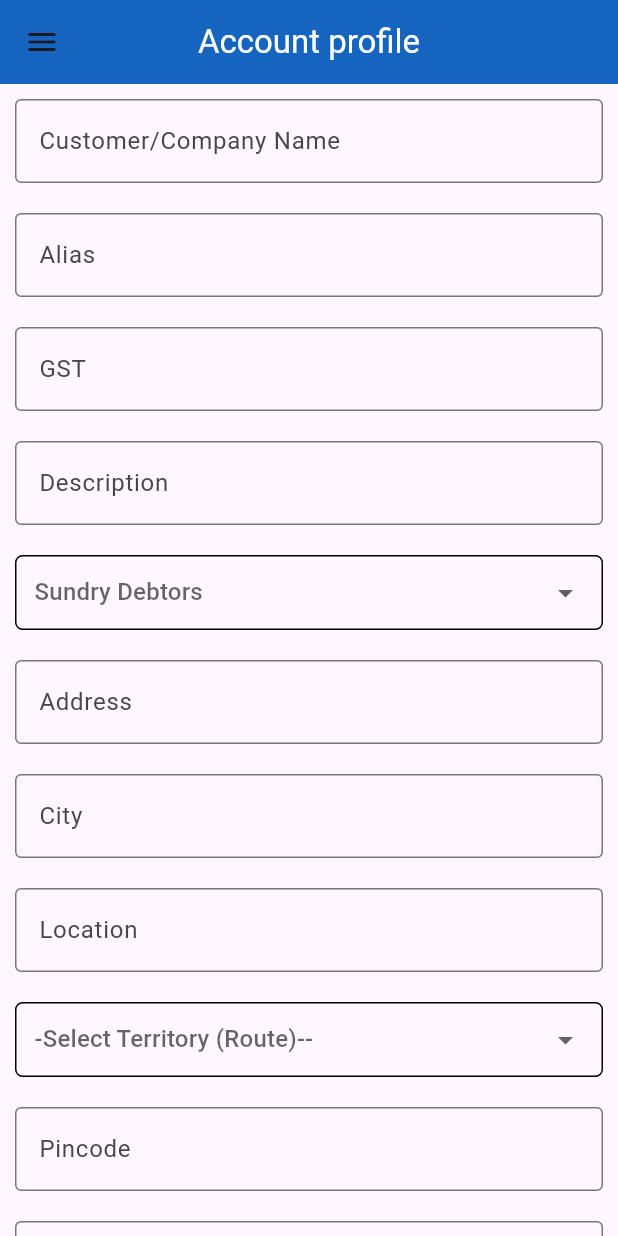
After one commit to hishamponnath/salesnrich_flutter_app, a Flutter app: the Accountprofilecreate screen opened directly, on a phone screen of 412 x 824 dp. The commit adds this screen. Run offline on Flutter 3.47's test engine with Material 3 defaults, Android fonts, the phone set to English and light mode, and no system bars; our stand-ins replace shared_preferences; missing offline and left inert: flutter_phone_direct_caller; accounts and stored records are empty; network calls fail.

Commit message:
account creation screen ui and drakmode icon change

```diff
--- a/lib/main.dart
+++ b/lib/main.dart
@@ -2,10 +2,12 @@ import 'package:flutter/material.dart';
 import 'package:salesnrich_app_flutter/view/splash_view.dart';
 
 void main() {
-  runApp(MyApp());
+  runApp(const MyApp());
 }
 
 class MyApp extends StatefulWidget {
+  const MyApp({super.key});
+
   @override
   _MyAppState createState() => _MyAppState();
 }
@@ -21,6 +23,7 @@ class _MyAppState extends State<MyApp> {
         return MaterialApp(
           debugShowCheckedModeBanner: false,
           theme: ThemeData.light(),
+          //  color: Colors.white,
           darkTheme: ThemeData.dark(),
           themeMode: currentMode,
           home: SplashScreen(
--- /dev/null
+++ b/lib/view/accountcreate_view.dart
@@ -0,0 +1,267 @@
+import 'package:flutter/material.dart';
+import 'package:salesnrich_app_flutter/view/drawer_view.dart';
+
+class Accountprofilecreate extends StatefulWidget {
+  const Accountprofilecreate({super.key});
+
+  @override
+  State<Accountprofilecreate> createState() => _AccountprofilecreateState();
+}
+
+class _AccountprofilecreateState extends State<Accountprofilecreate> {
+  @override
+  Widget build(BuildContext context) {
+    return Scaffold(
+      appBar: AppBar(
+        title: const Text(
+          "Account profile",
+          style: TextStyle(color: Colors.white),
+        ),
+        centerTitle: true,
+        backgroundColor: Colors.blue[800],
+      ),
+      drawer: const Drawer(
+        child: Drawerclass(),
+      ),
+      body: const SingleChildScrollView(
+        child: Column(
+          children: [
+            Padding(
+              padding: EdgeInsets.all(10.0),
+              child: TextField(
+                decoration: InputDecoration(
+                    hintText: "Customer/Company Name",
+                    border: OutlineInputBorder()),
+              ),
+            ),
+            Padding(
+              padding: EdgeInsets.all(10.0),
+              child: TextField(
+                decoration: InputDecoration(
+                    hintText: "Alias", border: OutlineInputBorder()),
+              ),
+            ),
+            Padding(
+              padding: EdgeInsets.all(10.0),
+              child: TextField(
+                decoration: InputDecoration(
+                    hintText: "GST", border: OutlineInputBorder()),
+              ),
+            ),
+            Padding(
+              padding: EdgeInsets.all(10.0),
+              child: TextField(
+                decoration: InputDecoration(
+                    hintText: "Description", border: OutlineInputBorder()),
+              ),
+            ),
+            DemoDropDown(),
+            Padding(
+              padding: EdgeInsets.all(10.0),
+              child: TextField(
+                decoration: InputDecoration(
+                    hintText: "Address", border: OutlineInputBorder()),
+              ),
+            ),
+            Padding(
+              padding: EdgeInsets.all(10.0),
+              child: TextField(
+                decoration: InputDecoration(
+                    hintText: "City", border: OutlineInputBorder()),
+              ),
+            ),
+            Padding(
+              padding: EdgeInsets.all(10.0),
+              child: TextField(
+                decoration: InputDecoration(
+                    hintText: "Location", border: OutlineInputBorder()),
+              ),
+            ),
+            MyDropdownWidget(),
+            Padding(
+              padding: EdgeInsets.all(10.0),
+              child: TextField(
+                decoration: InputDecoration(
+                    hintText: "Pincode", border: OutlineInputBorder()),
+              ),
+            ),
+            Padding(
+              padding: EdgeInsets.all(10.0),
+              child: TextField(
+                decoration: InputDecoration(
+                    hintText: "District", border: OutlineInputBorder()),
+              ),
+            ),
+            Padding(
+              padding: EdgeInsets.all(10.0),
+              child: TextField(
+                decoration: InputDecoration(
+                    hintText: "State", border: OutlineInputBorder()),
+              ),
+            ),
+            Padding(
+              padding: EdgeInsets.all(10.0),
+              child: TextField(
+                decoration: InputDecoration(
+                    hintText: "Phone 1", border: OutlineInputBorder()),
+              ),
+            ),
+            Padding(
+              padding: EdgeInsets.all(10.0),
+              child: TextField(
+                decoration: InputDecoration(
+                    hintText: "Phone 2", border: OutlineInputBorder()),
+              ),
+            ),
+            Padding(
+              padding: EdgeInsets.all(10.0),
+              child: TextField(
+                decoration: InputDecoration(
+                    hintText: "Email 1", border: OutlineInputBorder()),
+              ),
+            ),
+            Padding(
+              padding: EdgeInsets.all(10.0),
+              child: TextField(
+                decoration: InputDecoration(
+                    hintText: "Email 2", border: OutlineInputBorder()),
+              ),
+            ),
+            SizedBox(
+              height: 10,
+            ),
+            Text(
+              "Contact Person Details :",
+              style: TextStyle(fontWeight: FontWeight.bold),
+            ),
+            Padding(
+              padding: EdgeInsets.all(10.0),
+              child: TextField(
+                decoration: InputDecoration(
+                    hintText: "Name , Designation",
+                    border: OutlineInputBorder()),
+              ),
+            ),
+            Padding(
+              padding: EdgeInsets.all(10.0),
+              child: TextField(
+                decoration: InputDecoration(
+                    hintText: "Phone", border: OutlineInputBorder()),
+              ),
+            ),
+            Padding(
+              padding: EdgeInsets.all(10.0),
+              child: TextField(
+                decoration: InputDecoration(
+                    hintText: "Do u  have any Business Partner",
+                    border: OutlineInputBorder()),
+              ),
+            ),
+            Padding(
+              padding: EdgeInsets.all(10.0),
+              child: TextField(
+                decoration: InputDecoration(
+                    hintText: "How much is your monthly turnover",
+                    border: OutlineInputBorder()),
+              ),
+            ),
+            Padding(
+              padding: EdgeInsets.all(10.0),
+              child: TextField(
+                decoration: InputDecoration(
+                    hintText: "Do u have any other branches",
+                    border: OutlineInputBorder()),
+              ),
+            ),
+          ],
+        ),
+      ),
+    );
+  }
+}
+
+class MyDropdownWidget extends StatefulWidget {
+  const MyDropdownWidget({super.key});
+
+  @override
+  _MyDropdownWidgetState createState() => _MyDropdownWidgetState();
+}
+
+class _MyDropdownWidgetState extends State<MyDropdownWidget> {
+  String? selectedValue;
+  List<String> items = ["1", "2", "3"];
+
+  @override
+  Widget build(BuildContext context) {
+    return Padding(
+      padding: const EdgeInsets.all(10.0),
+      child: Container(
+        decoration: BoxDecoration(
+          border: Border.all(color: Colors.black),
+          borderRadius: BorderRadius.circular(5.0),
+        ),
+        padding: const EdgeInsets.symmetric(horizontal: 12.0),
+        child: DropdownButton<String>(
+          isExpanded: true,
+          hint: const Text("-Select Territory (Route)--"),
+          value: selectedValue,
+          items: items.map((String item) {
+            return DropdownMenuItem<String>(
+              value: item,
+              child: Text(item),
+            );
+          }).toList(),
+          onChanged: (String? newValue) {
+            setState(() {
+              selectedValue = newValue;
+            });
+          },
+          underline: const SizedBox.shrink(), // Remove the default underline
+        ),
+      ),
+    );
+  }
+}
+
+class DemoDropDown extends StatefulWidget {
+  const DemoDropDown({super.key});
+
+  @override
+  _DemoDropDownState createState() => _DemoDropDownState();
+}
+
+class _DemoDropDownState extends State<DemoDropDown> {
+  String? selectedValue;
+  List<String> items = ["1", "2", "3"];
+
+  @override
+  Widget build(BuildContext context) {
+    return Padding(
+      padding: const EdgeInsets.all(10.0),
+      child: Container(
+        decoration: BoxDecoration(
+          border: Border.all(color: Colors.black),
+          borderRadius: BorderRadius.circular(5.0),
+        ),
+        padding: const EdgeInsets.symmetric(horizontal: 12.0),
+        child: DropdownButton<String>(
+          isExpanded: true,
+          hint: const Text("Sundry Debtors"),
+          value: selectedValue,
+          items: items.map((String item) {
+            return DropdownMenuItem<String>(
+              value: item,
+              child: Text(item),
+            );
+          }).toList(),
+          onChanged: (String? newValue) {
+            setState(() {
+              selectedValue = newValue;
+            });
+          },
+          underline: const SizedBox.shrink(), // Remove the default underline
+        ),
+      ),
+    );
+  }
+}
--- a/lib/view/accountprofile_view.dart
+++ b/lib/view/accountprofile_view.dart
@@ -5,6 +5,7 @@ import 'package:salesnrich_app_flutter/model/accountprofilemodel.dart';
 import 'package:salesnrich_app_flutter/model/territoriesmodel.dart';
 import 'package:salesnrich_app_flutter/service/accountprofile_service.dart';
 import 'package:salesnrich_app_flutter/service/territories_service.dart';
+import 'package:salesnrich_app_flutter/view/accountcreate_view.dart';
 import 'package:salesnrich_app_flutter/view/drawer_view.dart';
 import 'package:flutter_phone_direct_caller/flutter_phone_direct_caller.dart';
 
@@ -197,7 +198,14 @@ class _AccountProfileState extends State<AccountProfile> {
             Icons.add,
             color: Colors.white,
           ),
-          onPressed: () async {}),
+          onPressed: ()  {
+Navigator.of(context).push(
+              MaterialPageRoute(
+                builder: (context) => Accountprofilecreate()
+              ),
+            );
+
+          }),
     );
   }
 }
--- a/lib/view/home_view.dart
+++ b/lib/view/home_view.dart
@@ -17,12 +17,14 @@ class _HomeScreenState extends State<HomeScreen>
     with SingleTickerProviderStateMixin {
   late TabController _tabController;
   late ValueNotifier<double> _indicatorPositionNotifier;
+  late ValueNotifier<ThemeMode> _themeModeNotifier;
 
   @override
   void initState() {
     super.initState();
     _tabController = TabController(length: 3, vsync: this);
     _indicatorPositionNotifier = ValueNotifier<double>(0.0);
+    _themeModeNotifier = ValueNotifier<ThemeMode>(ThemeMode.light);
 
     _tabController.addListener(() {
       if (_tabController.indexIsChanging) {
@@ -35,6 +37,7 @@ class _HomeScreenState extends State<HomeScreen>
   void dispose() {
     _tabController.dispose();
     _indicatorPositionNotifier.dispose();
+    _themeModeNotifier.dispose();
     super.dispose();
   }
 
@@ -45,13 +48,25 @@ class _HomeScreenState extends State<HomeScreen>
         backgroundColor: Colors.blue[800],
         title: const Text("Hisham"),
         actions: [
-          IconButton(
-            icon: const Icon(Icons.brightness_6),
+          ValueListenableBuilder<ThemeMode>(
+            valueListenable: _themeModeNotifier,
+            builder: (context, themeMode, child) {
+              return IconButton(
+                icon: Icon(
+                  themeMode == ThemeMode.dark
+                      ? Icons.brightness_2
+                      : Icons.sunny,
+                  color:
+                      themeMode == ThemeMode.dark ? Colors.white : Colors.amber,
+                ),
                 onPressed: () {
-              final isDarkMode =
-                  Theme.of(context).brightness == Brightness.dark;
-              widget.onThemeModeChanged(
-                  isDarkMode ? ThemeMode.light : ThemeMode.dark);
+                  final isDarkMode = themeMode == ThemeMode.dark;
+                  final newThemeMode =
+                      isDarkMode ? ThemeMode.light : ThemeMode.dark;
+                  _themeModeNotifier.value = newThemeMode;
+                  widget.onThemeModeChanged(newThemeMode);
+                },
+              );
             },
           ),
         ],
@@ -77,9 +92,8 @@ class _HomeScreenState extends State<HomeScreen>
       drawer: const Drawer(child: Drawerclass()),
       body: TabBarView(
         controller: _tabController,
-        children:  [
-            Container(
-            child: const Column(
+        children: const [
+          Column(
             children: [
               SizedBox(height: 300),
               Expanded(
@@ -87,9 +101,7 @@ class _HomeScreenState extends State<HomeScreen>
               ),
             ],
           ),
-          ),
-          Container(
-            child: const Column(
+          Column(
             children: [
               SizedBox(height: 300),
               Expanded(
@@ -97,9 +109,7 @@ class _HomeScreenState extends State<HomeScreen>
               ),
             ],
           ),
-          ),
-          Container(
-            child: const Column(
+          Column(
             children: [
               SizedBox(height: 300),
               Expanded(
@@ -107,7 +117,6 @@ class _HomeScreenState extends State<HomeScreen>
               ),
             ],
           ),
-          ),
         ],
       ),
     );
```
Lines whose indentation alone changed are shown as unchanged.
